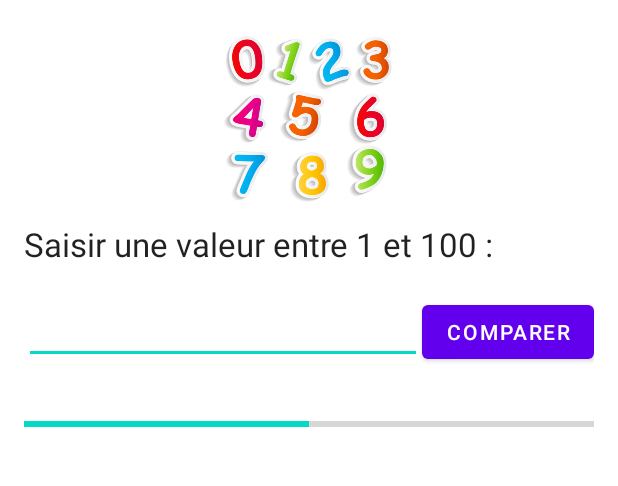
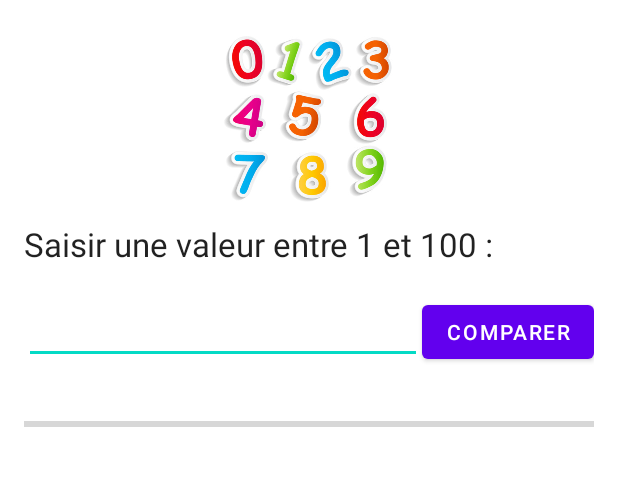
Before and after one commit to ahmedkeceli/Android-JustePrix, an Android app: the screen it shows after launch (MainActivity), on a phone screen of 412 x 824 dp, the part 152-638 px from its top. Run offline under Robolectric (Android 15) with nearby library versions, the phone set to English and light mode, and no system bars.

```diff
--- a/app/src/main/java/com/keceli/justeprix/MainActivity.java
+++ b/app/src/main/java/com/keceli/justeprix/MainActivity.java
@@ -1,14 +1,113 @@
 package com.keceli.justeprix;
 
+import androidx.appcompat.app.AlertDialog;
 import androidx.appcompat.app.AppCompatActivity;
 
+
+import android.content.DialogInterface;
 import android.os.Bundle;
+import android.util.Log;
+import android.view.View;
+import android.widget.Button;
+import android.widget.EditText;
+import android.widget.ProgressBar;
+import android.widget.TextView;
 
 public class MainActivity extends AppCompatActivity {
+
+    private EditText txtnumber = null;
+    private Button btnCompare =  null;
+    private TextView lblResult = null;
+    private ProgressBar pgbScore = null;
+    private TextView lblOutput = null;
+    private int searchedValue;
+    private int score;
 
     @Override
     protected void onCreate(Bundle savedInstanceState) {
         super.onCreate(savedInstanceState);
         setContentView(R.layout.activity_main);
+        txtnumber = (EditText) findViewById(R.id.editTextNumber);
+        btnCompare = (Button) findViewById(R.id.btnCompare);
+        lblResult = (TextView) findViewById(R.id.lblresult);
+        pgbScore = (ProgressBar) findViewById(R.id.pgbScore);
+        lblOutput = (TextView) findViewById(R.id.lblhistory);
+
+
+        init();
+
+        btnCompare.setOnClickListener(btnCompareListener);
+
     }
+
+    /**
+     * Initilizaton for all games.
+     */
+    private void init(){
+        score = 0;
+        /* Get a value between 1 and 100 */
+        searchedValue = 1 + (int)  (Math.random() * 100 );
+        Log.i("INFO", "Searched value : " + searchedValue);
+        txtnumber.setText( "" );
+        pgbScore.setProgress( score );
+        lblResult.setText( "" );
+        lblOutput.setText( "" );
+        txtnumber.requestFocus();
+    }
+    /**
+     * Event manager at the click of a button (Here we have an unique button named "Compare"
+     *  with the id : btnCompare
+     *  Here we use an Interface from View called OnClickListener
+     *  So We need to define the method onClick Overrided.
+     */
+    private View.OnClickListener btnCompareListener = new View.OnClickListener() {
+        @Override
+        public void onClick(View v) {
+            /*
+            Here is an example of a log  first argument is a tag (useful when you filter),
+            second the message
+            */
+            Log.i("INFO", "Button clicked");
+
+            String strNumber = txtnumber.getText().toString();
+            if ( strNumber.equals( "" ) ) return;
+
+            int enteredValue = Integer.parseInt( strNumber );
+            lblOutput.append( strNumber + "\r\n" );
+            pgbScore.incrementProgressBy( 1 );
+            score++;
+
+            if ( enteredValue == searchedValue ) {
+                congratulations();
+            } else if ( enteredValue < searchedValue ) {
+                lblResult.setText( R.string.strGreater );
+            } else {
+                lblResult.setText( R.string.strLower );
+            }
+
+            txtnumber.setText( "" );
+            txtnumber.requestFocus();
+
+
+        }
+    }; /** WARNING we need to add ";" because here we declare an attribute btnCompareListener **/
+
+    private void congratulations() {
+        lblResult.setText(R.string.strCongratulations);
+
+        AlertDialog retryAlert = new AlertDialog.Builder(this).create();
+        retryAlert.setTitle(R.string.app_name);
+        retryAlert.setMessage(getString(R.string.strMessage, score));
+
+        retryAlert.setButton(AlertDialog.BUTTON_POSITIVE, getString(R.string.strYes), new AlertDialog.OnClickListener() {
+            @Override
+            public void onClick(DialogInterface dialog, int which) {
+                init();
+            }
+        });
+    }
+
+
+
+
 }
```
